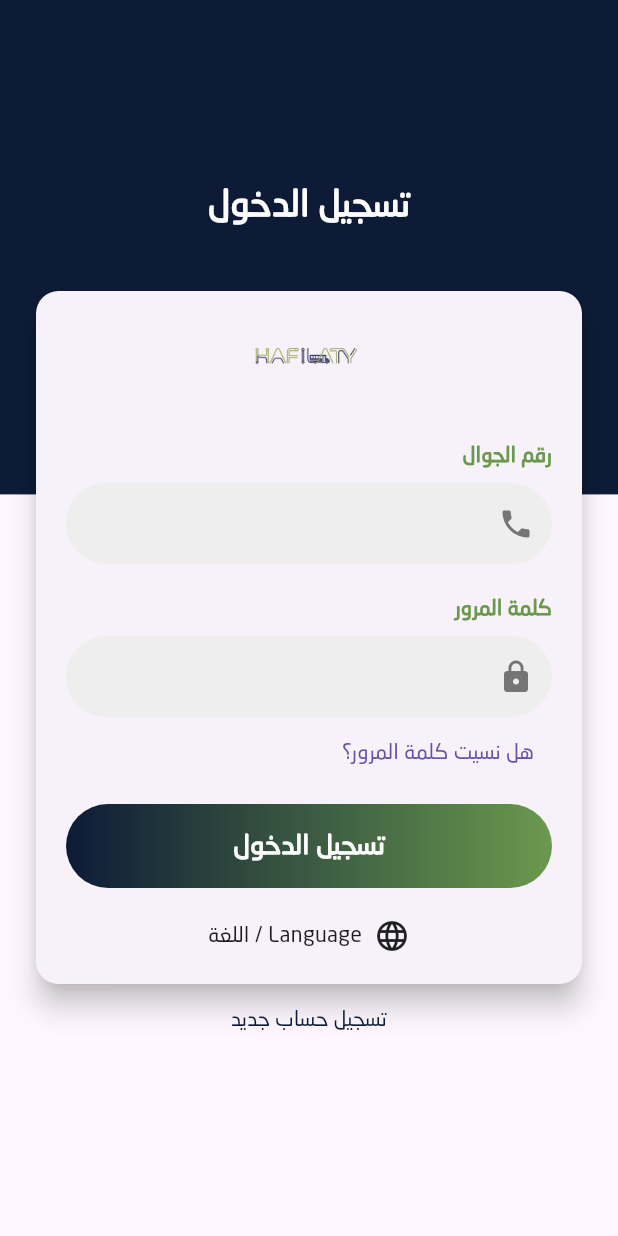
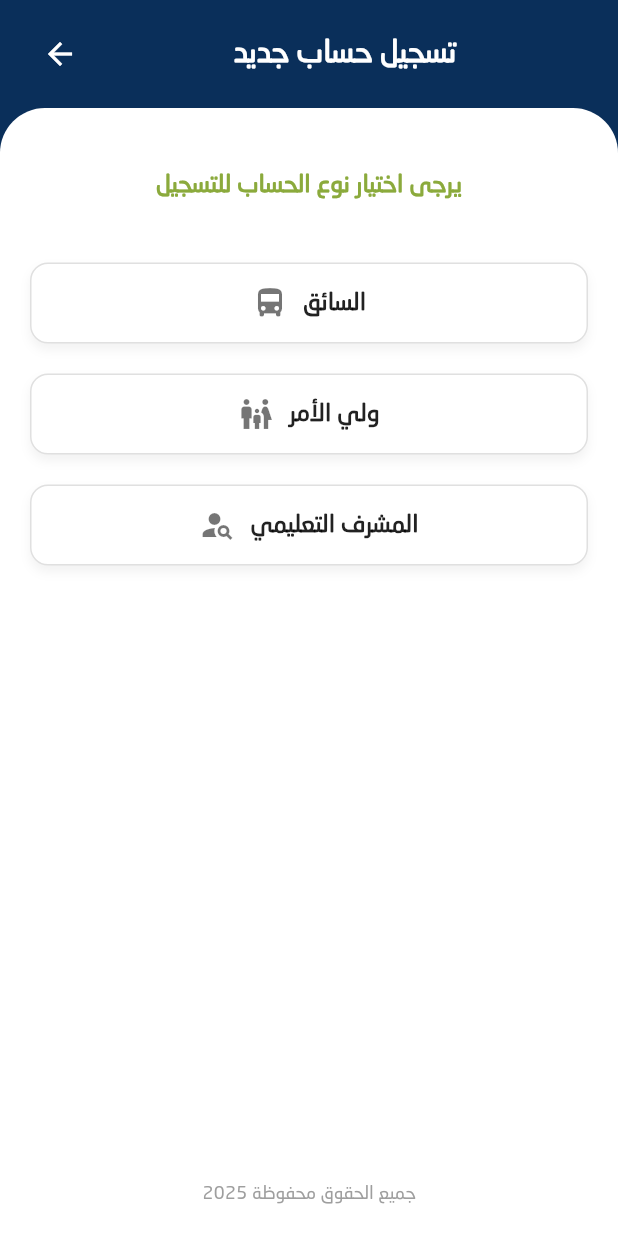
Before and after one commit to Rmujahed10/Hafilaty, a Flutter app: the screen it shows after launch, after a tap on "تسجيل حساب جديد", on a phone screen of 412 x 824 dp. Run offline on Flutter 3.47's test engine with Material 3 defaults, Android fonts, the phone set to English and light mode, and no system bars; our stand-ins replace firebase_core; accounts and stored records are empty.

Commit message:
ChooseRole working Button

```diff
--- a/lib/screens/ChooseRoleScreen.dart
+++ b/lib/screens/ChooseRoleScreen.dart
@@ -1,7 +1,8 @@
 import 'package:flutter/material.dart';
 
-class SignupRoleScreen extends StatelessWidget {
-  const SignupRoleScreen({super.key});
+// تم تغيير اسم الكلاس ليتطابق مع اسم الملف (ChooseRoleScreen)
+class ChooseRoleScreen extends StatelessWidget {
+  const ChooseRoleScreen({super.key});
 
   @override
   Widget build(BuildContext context) {
@@ -54,7 +55,7 @@ class SignupRoleScreen extends StatelessWidget {
                       const Text(
                         "يرجى اختيار نوع الحساب للتسجيل",
                         style: TextStyle(
-                          color: Color(0xFF8BAA3C), // نفس الأخضر بالصورة
+                          color: Color(0xFF8BAA3C), // اللون الأخضر
                           fontSize: 16,
                           fontWeight: FontWeight.bold,
                         ),
@@ -67,21 +68,27 @@ class SignupRoleScreen extends StatelessWidget {
                       _roleButton(
                         title: "السائق",
                         icon: Icons.directions_bus,
-                        onTap: () {},
+                        onTap: () {
+                          // TODO: Navigate to Driver Signup Screen
+                        },
                       ),
                       const SizedBox(height: 20),
 
                       _roleButton(
                         title: "ولي الأمر",
                         icon: Icons.family_restroom,
-                        onTap: () {},
+                        onTap: () {
+                          // TODO: Navigate to Parent Signup Screen
+                        },
                       ),
                       const SizedBox(height: 20),
 
                       _roleButton(
                         title: "المشرف التعليمي",
                         icon: Icons.person_search,
-                        onTap: () {},
+                        onTap: () {
+                          // TODO: Navigate to Supervisor Signup Screen
+                        },
                       ),
 
                       const Spacer(),
--- a/lib/screens/LoginScreen.dart
+++ b/lib/screens/LoginScreen.dart
@@ -1,7 +1,8 @@
 import 'package:flutter/material.dart';
-import 'package:flutter/services.dart'; // Needed for filtering input (e.g., digits only)
+import 'package:flutter/services.dart';
+// تم تحديث اسم الملف إلى ChooseRoleScreen.dart
+import 'ChooseRoleScreen.dart';
 
-// 1. Change to StatefulWidget
 class LoginScreen extends StatefulWidget {
   const LoginScreen({super.key});
 
@@ -10,11 +11,9 @@ class LoginScreen extends StatefulWidget {
 }
 
 class _LoginScreenState extends State<LoginScreen> {
-  // Controllers to manage the input text from the fields
   final TextEditingController _phoneController = TextEditingController();
   final TextEditingController _passwordController = TextEditingController();
 
-  // Clean up controllers when the widget is disposed
   @override
   void dispose() {
     _phoneController.dispose();
@@ -22,37 +21,29 @@ class _LoginScreenState extends State<LoginScreen> {
     super.dispose();
   }
 
- // lib/screens/login_screen.dart (Around line 29)
-
   @override
   Widget build(BuildContext context) {
-    // REMOVE 'const' keyword here
     return Scaffold(
-      // We remove the AppBar because the title is part of the custom header design
       body: _buildBody(),
     );
   }
 
-  // --- UI Layout Implementation ---
-
   Widget _buildBody() {
-    // 2. Use a Stack to layer the dark background and the white card
     return Stack(
       children: <Widget>[
-        // Dark Navy Blue Background (Top Half)
+        // الخلفية الزرقاء الداكنة في الأعلى
         Container(
-          height: MediaQuery.of(context).size.height * 0.4, // Occupies top 40%
-          color: const Color(0xFF0D1B36), // Use a deep blue color
+          height: MediaQuery.of(context).size.height * 0.4,
+          color: const Color(0xFF0D1B36),
         ),
 
-        // Login Card and Content (Center)
+        // محتوى تسجيل الدخول (Card)
         Center(
-          child: SingleChildScrollView( // Allows scrolling if the content is long
+          child: SingleChildScrollView(
             padding: const EdgeInsets.all(24.0),
             child: Column(
               mainAxisAlignment: MainAxisAlignment.center,
               children: <Widget>[
-                // "تسجيل الدخول" Header text on the dark background
                 const Padding(
                   padding: EdgeInsets.only(bottom: 40.0),
                   child: Text(
@@ -60,23 +51,27 @@ class _LoginScreenState extends State<LoginScreen> {
                     style: TextStyle(
                       color: Colors.white,
                       fontSize: 24,
-                      fontWeight: FontWeight.bold
+                      fontWeight: FontWeight.bold,
                     ),
                     textAlign: TextAlign.center,
                   ),
                 ),
-
-                // The White Login Card/Container
                 _buildLoginCard(),
 
-                // Sign up link (outside the card)
+                // ---------------- الانتقال لشاشة اختيار الدور ----------------
                 TextButton(
                   onPressed: () {
-                    // TODO: Navigate to SignupScreen
+                    // **تم تغيير اسم الشاشة هنا**
+                    Navigator.push(
+                      context,
+                      MaterialPageRoute(
+                        builder: (context) => const ChooseRoleScreen(),
+                      ),
+                    );
                   },
                   child: const Text(
                     'تسجيل حساب جديد',
-                    style: TextStyle(color: Color(0xFF0D1B36)), // Dark text color
+                    style: TextStyle(color: Color(0xFF0D1B36)),
                   ),
                 ),
               ],
@@ -87,7 +82,6 @@ class _LoginScreenState extends State<LoginScreen> {
     );
   }
 
-  // Helper function to build the white card content
   Widget _buildLoginCard() {
     return Card(
       elevation: 8.0,
@@ -97,35 +91,27 @@ class _LoginScreenState extends State<LoginScreen> {
         padding: const EdgeInsets.all(20.0),
         child: Column(
           children: <Widget>[
-            // The HAFILATY Logo Image (Placeholder)
             Padding(
               padding: const EdgeInsets.only(bottom: 30.0),
               child: Image.asset(
-                'assets/hafilaty_logo.png', // NOTE: Ensure this asset is registered in pubspec.yaml
+                'assets/hafilaty_logo.png',
                 height: 50,
               ),
             ),
-
-            // Phone Number Field (Corrected Call)
             _buildInputField(
               'رقم الجوال',
               _phoneController,
               Icons.phone,
-              TextInputType.phone, // 4th Positional Argument
+              TextInputType.phone,
             ),
-
             const SizedBox(height: 20),
-
-            // Password Field (Corrected Call)
             _buildInputField(
               'كلمة المرور',
               _passwordController,
               Icons.lock,
-              TextInputType.text, // 4th Positional Argument (using default text keyboard)
+              TextInputType.text,
               isPassword: true,
             ),
-
-            // "هل نسيت كلمة المرور؟" link
             Align(
               alignment: Alignment.centerRight,
               child: TextButton(
@@ -133,15 +119,9 @@ class _LoginScreenState extends State<LoginScreen> {
                 child: const Text('هل نسيت كلمة المرور؟'),
               ),
             ),
-
             const SizedBox(height: 10),
-
-            // Gradient Login Button
             _buildLoginButton(),
-
             const SizedBox(height: 20),
-
-            // Language Switcher
             const Row(
               mainAxisAlignment: MainAxisAlignment.center,
               children: <Widget>[
@@ -156,15 +136,13 @@ class _LoginScreenState extends State<LoginScreen> {
     );
   }
 
-  // Reusable function to create the rounded input fields
-  // IMPORTANT FIX: TextInputType is now the 4th required POSITIONAL argument
   Widget _buildInputField(
     String label,
     TextEditingController controller,
     IconData suffixIcon,
-    TextInputType keyboardType, // NOW POSITIONAL
-    {bool isPassword = false} // isPassword is still a NAMED argument
-  ) {
+    TextInputType keyboardType, {
+    bool isPassword = false,
+  }) {
     return Column(
       crossAxisAlignment: CrossAxisAlignment.end,
       children: [
@@ -172,42 +150,44 @@ class _LoginScreenState extends State<LoginScreen> {
           padding: const EdgeInsets.only(bottom: 8.0),
           child: Text(
             label,
-            style: const TextStyle(color: Color(0xFF6A994E), fontWeight: FontWeight.bold), // Using the green color from your design
+            style: const TextStyle(
+              color: Color(0xFF6A994E),
+              fontWeight: FontWeight.bold,
+            ),
           ),
         ),
         TextFormField(
           controller: controller,
           keyboardType: keyboardType,
-          obscureText: isPassword, // Hides text for password fields
-          textAlign: TextAlign.right, // Align text right for Arabic input
-          // Optional: Restrict phone input to digits only
-          inputFormatters: keyboardType == TextInputType.phone ? [FilteringTextInputFormatter.digitsOnly] : null,
+          obscureText: isPassword,
+          textAlign: TextAlign.right,
+          inputFormatters: keyboardType == TextInputType.phone
+              ? [FilteringTextInputFormatter.digitsOnly]
+              : null,
           decoration: InputDecoration(
             border: OutlineInputBorder(
-              borderRadius: BorderRadius.circular(30.0), // Rounded corners
+              borderRadius: BorderRadius.circular(30.0),
               borderSide: BorderSide.none,
             ),
             filled: true,
-            fillColor: Colors.grey[200], // Light grey background
+            fillColor: Colors.grey[200],
             contentPadding: const EdgeInsets.symmetric(horizontal: 20, vertical: 15),
-            suffixIcon: Icon(suffixIcon, color: Colors.grey[600]), // The icon inside the field
+            suffixIcon: Icon(suffixIcon, color: Colors.grey[600]),
           ),
         ),
       ],
     );
   }
 
-  // Function to create the gradient button
   Widget _buildLoginButton() {
     return Container(
-      width: double.infinity, // Full width
+      width: double.infinity,
       decoration: BoxDecoration(
         borderRadius: BorderRadius.circular(30),
-        // Define the gradient colors based on your image
         gradient: const LinearGradient(
           colors: [
-            Color(0xFF0D1B36), // Dark Blue (start)
-            Color(0xFF6A994E), // Greenish (end)
+            Color(0xFF0D1B36),
+            Color(0xFF6A994E),
           ],
           begin: Alignment.centerLeft,
           end: Alignment.centerRight,
@@ -215,13 +195,14 @@ class _LoginScreenState extends State<LoginScreen> {
       ),
       child: ElevatedButton(
         onPressed: () {
-          // TODO: Implement login logic (e.g., API call)
-          debugPrint('Phone: ${_phoneController.text}, Password: ${_passwordController.text}');
+          debugPrint(
+            'Phone: ${_phoneController.text}, Password: ${_passwordController.text}',
+          );
+          // TODO: Add actual login logic here
         },
         style: ElevatedButton.styleFrom(
-          // Important: Set background color to transparent to show the Container's gradient
           backgroundColor: Colors.transparent,
-          shadowColor: Colors.transparent, // Remove shadow
+          shadowColor: Colors.transparent,
           padding: const EdgeInsets.symmetric(vertical: 15),
           shape: RoundedRectangleBorder(
             borderRadius: BorderRadius.circular(30),
@@ -229,7 +210,11 @@ class _LoginScreenState extends State<LoginScreen> {
         ),
         child: const Text(
           'تسجيل الدخول',
-          style: TextStyle(fontSize: 18, color: Colors.white, fontWeight: FontWeight.bold),
+          style: TextStyle(
+            fontSize: 18,
+            color: Colors.white,
+            fontWeight: FontWeight.bold,
+          ),
         ),
       ),
     );
```
Also changed, not shown: pubspec.yaml (+2 -5 lines), 4 other files.
